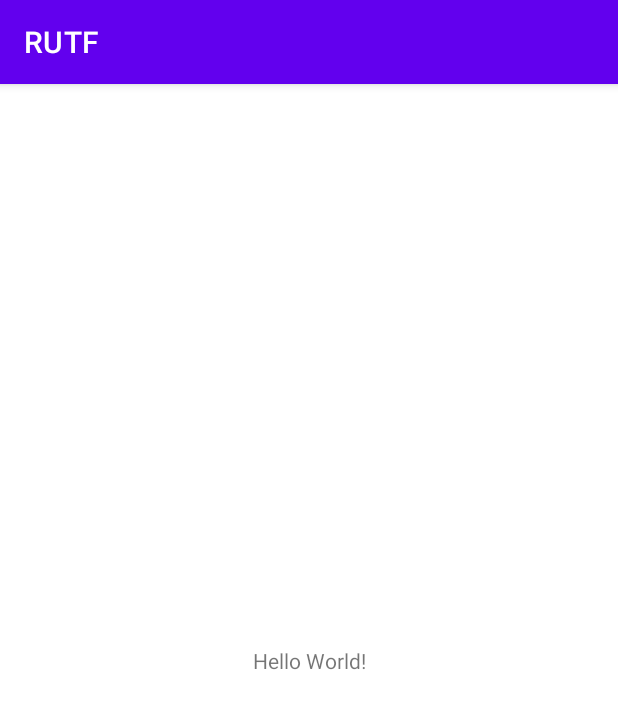
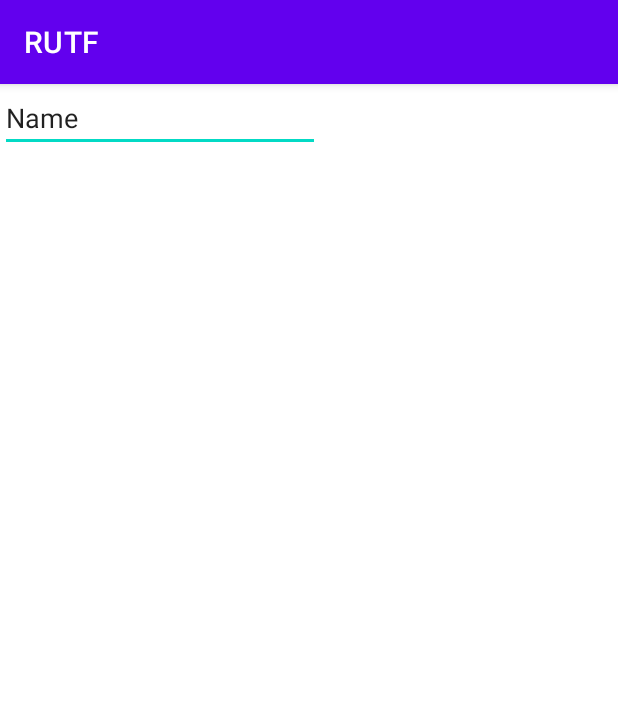
Before and after one commit to Ankita0612199/RUTF-Checker, an Android app: the screen it shows after launch (MainActivity), on a phone screen of 412 x 824 dp. Shown: the top 709 px of the screen. Run offline under Robolectric (Android 15) with nearby library versions, the phone set to English and light mode, and no system bars.

Commit message:
Ankita committed

```diff
--- a/app/src/main/res/layout/activity_main.xml
+++ b/app/src/main/res/layout/activity_main.xml
@@ -6,13 +6,13 @@
     android:layout_height="match_parent"
     tools:context=".MainActivity">
 
-    <TextView
+    <EditText
+        android:id="@+id/editTextTextPersonName"
         android:layout_width="wrap_content"
         android:layout_height="wrap_content"
-        android:text="Hello World!"
-        app:layout_constraintBottom_toBottomOf="parent"
-        app:layout_constraintLeft_toLeftOf="parent"
-        app:layout_constraintRight_toRightOf="parent"
-        app:layout_constraintTop_toTopOf="parent" />
-
+        android:ems="10"
+        android:inputType="textPersonName"
+        android:text="Name"
+        tools:layout_editor_absoluteX="119dp"
+        tools:layout_editor_absoluteY="228dp" />
 </androidx.constraintlayout.widget.ConstraintLayout>
```
